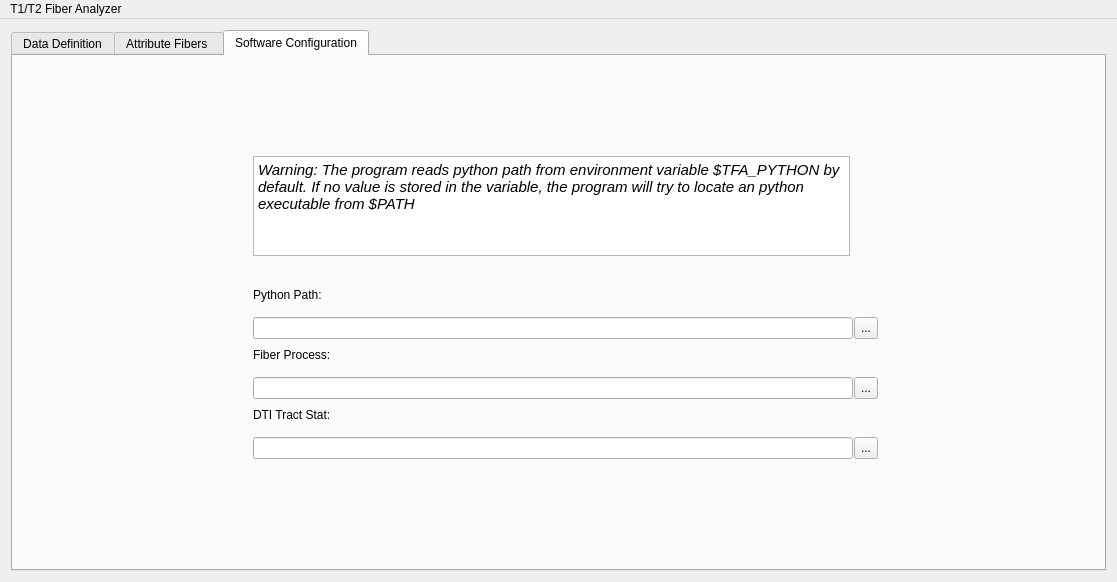
Old version of the form mainwindow.ui in the repository nintendops/T1T2FiberAnalyzer.
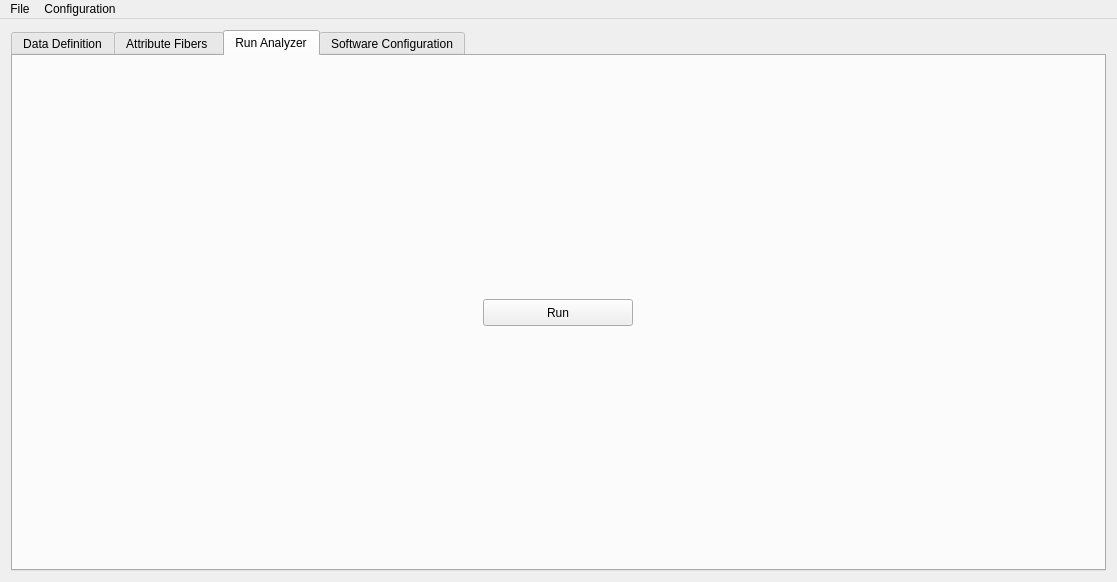
New version of the form. The open tabs and pages were chosen to show the change.

Diff of the .ui file:
```diff
--- a/mainwindow.ui
+++ b/mainwindow.ui
@@ -18,7 +18,13 @@
     <item>
      <widget class="QTabWidget" name="tabWidget">
       <property name="currentIndex">
-       <number>2</number>
+       <number>3</number>
+      </property>
+      <property name="iconSize">
+       <size>
+        <width>16</width>
+        <height>16</height>
+       </size>
       </property>
       <widget class="QWidget" name="tab">
        <attribute name="title">
@@ -627,6 +633,41 @@
         </item>
        </layout>
       </widget>
+      <widget class="QWidget" name="tab_4">
+       <attribute name="title">
+        <string>Run Analyzer</string>
+       </attribute>
+       <layout class="QVBoxLayout" name="verticalLayout_3">
+        <item alignment="Qt::AlignHCenter">
+         <widget class="QPushButton" name="RunBtn">
+          <property name="sizePolicy">
+           <sizepolicy hsizetype="Fixed" vsizetype="Fixed">
+            <horstretch>0</horstretch>
+            <verstretch>0</verstretch>
+           </sizepolicy>
+          </property>
+          <property name="minimumSize">
+           <size>
+            <width>150</width>
+            <height>0</height>
+           </size>
+          </property>
+          <property name="maximumSize">
+           <size>
+            <width>200</width>
+            <height>27</height>
+           </size>
+          </property>
+          <property name="layoutDirection">
+           <enum>Qt::LeftToRight</enum>
+          </property>
+          <property name="text">
+           <string>Run</string>
+          </property>
+         </widget>
+        </item>
+       </layout>
+      </widget>
       <widget class="QWidget" name="tab_3">
        <attribute name="title">
         <string>Software Configuration</string>
@@ -946,10 +987,21 @@
    </property>
    <widget class="QMenu" name="menuT1_T2_Fiber_Analyzer">
     <property name="title">
-     <string>T1/T2 Fiber Analyzer</string>
+     <string>File</string>
     </property>
+    <addaction name="actionSave"/>
+    <addaction name="actionLoad"/>
+    <addaction name="actionExit"/>
+   </widget>
+   <widget class="QMenu" name="menuConfiguration">
+    <property name="title">
+     <string>Configuration</string>
+    </property>
+    <addaction name="actionSave_Configuration"/>
+    <addaction name="actionLoad_Configuration"/>
    </widget>
    <addaction name="menuT1_T2_Fiber_Analyzer"/>
+   <addaction name="menuConfiguration"/>
   </widget>
  </widget>
  <layoutdefault spacing="6" margin="11"/>
```
Left out of the diff: 56 changed lines with no effect on the pictures.
